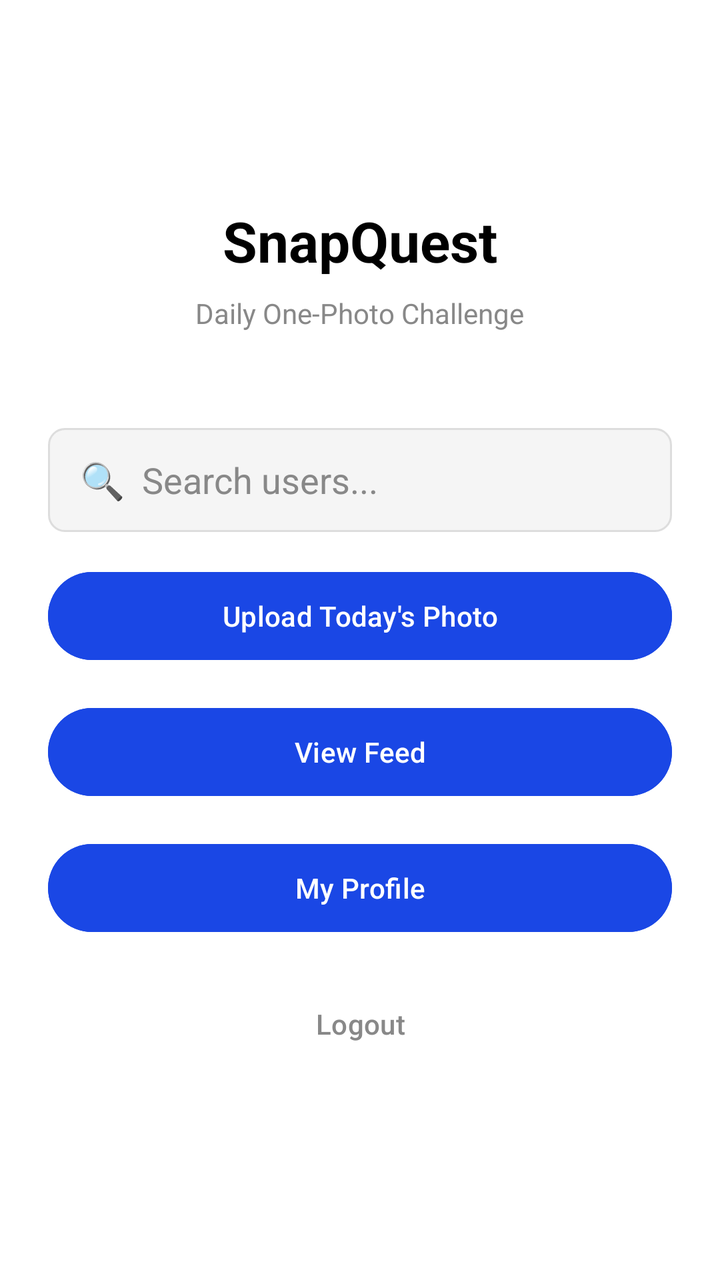
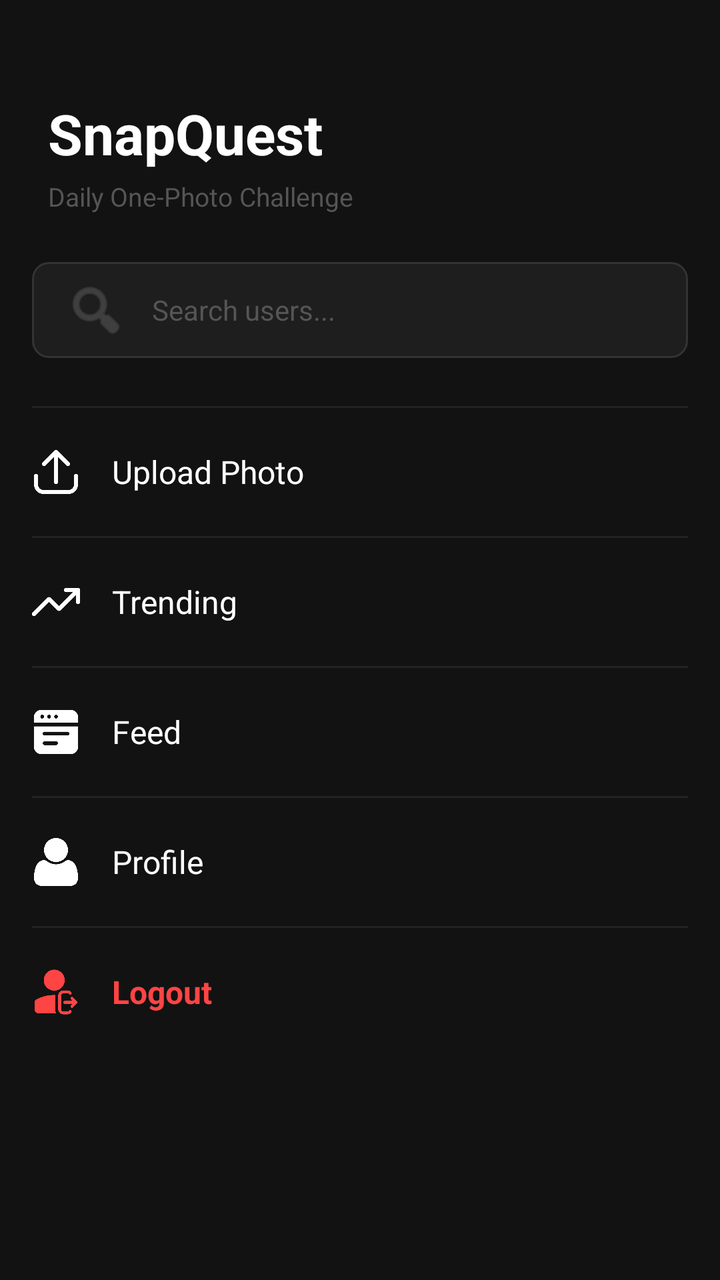

Before-and-after screenshots of an Android layout around one commit, followed by the original layout XML and the change that was made.
<!-- AndroidManifest.xml: application theme Theme.SnapQuest -->
<!-- res/layout/activity_home.xml -->
<?xml version="1.0" encoding="utf-8"?>
<LinearLayout xmlns:android="http://schemas.android.com/apk/res/android"
    android:layout_width="match_parent"
    android:layout_height="match_parent"
    android:orientation="vertical"
    android:background="#FFFFFF"
    android:gravity="center"
    android:padding="24dp">

    <TextView
        android:layout_width="wrap_content"
        android:layout_height="wrap_content"
        android:text="SnapQuest"
        android:textSize="28sp"
        android:textStyle="bold"
        android:textColor="#000000"
        android:layout_marginBottom="8dp"/>

    <TextView
        android:layout_width="wrap_content"
        android:layout_height="wrap_content"
        android:layout_marginBottom="48dp"
        android:text="Daily One-Photo Challenge"
        android:textColor="#888888"
        android:textSize="14sp" />


    <EditText
        android:id="@+id/btnSearch"
        android:layout_width="match_parent"
        android:layout_height="52dp"
        android:hint="🔍  Search users..."
        android:background="@drawable/input_background"
        android:paddingStart="16dp"
        android:paddingEnd="16dp"
        android:textColorHint="#888888"
        android:focusable="false"
        android:clickable="true"
        android:layout_marginBottom="16dp"/>

    <Button
        android:id="@+id/btnUploadPhoto"
        android:layout_width="match_parent"
        android:layout_height="52dp"
        android:text="Upload Today's Photo"
        android:textColor="#FFFFFF"
        android:backgroundTint="#1A47E5"
        android:layout_marginBottom="16dp"/>



    <Button
        android:id="@+id/btnFeed"
        android:layout_width="match_parent"
        android:layout_height="52dp"
        android:text="View Feed"
        android:textColor="#FFFFFF"
        android:backgroundTint="#1A47E5"
        android:layout_marginBottom="16dp"/>

    <Button
        android:id="@+id/btnProfile"
        android:layout_width="match_parent"
        android:layout_height="52dp"
        android:text="My Profile"
        android:textColor="#FFFFFF"
        android:backgroundTint="#1A47E5"
        android:layout_marginBottom="16dp"/>

    <Button
        android:id="@+id/btnLogout"
        android:layout_width="match_parent"
        android:layout_height="52dp"
        android:text="Logout"
        android:textColor="#888888"
        android:backgroundTint="#FFFFFF"/>

</LinearLayout>
<!-- resources referenced by this layout -->
<resources>
  <!-- drawable input_background (drawable) -->
  <?xml version="1.0" encoding="utf-8"?>
  <shape xmlns:android="http://schemas.android.com/apk/res/android"
      android:shape="rectangle">
      <solid android:color="#F5F5F5"/>
      <corners android:radius="8dp"/>
      <stroke
          android:width="1dp"
          android:color="#DDDDDD"/>
  </shape>
  <style name="Theme.SnapQuest" parent="Base.Theme.SnapQuest" />
  <style name="Base.Theme.SnapQuest" parent="Theme.Material3.DayNight.NoActionBar">
          
          
      </style>
</resources>

<!-- the commit's change to res/layout/activity_home.xml (unified diff, before → after) -->
@@ -1,78 +1,186 @@
 <?xml version="1.0" encoding="utf-8"?>
 <LinearLayout xmlns:android="http://schemas.android.com/apk/res/android"
+    xmlns:app="http://schemas.android.com/apk/res-auto"
     android:layout_width="match_parent"
     android:layout_height="match_parent"
     android:orientation="vertical"
-    android:background="#FFFFFF"
-    android:gravity="center"
-    android:padding="24dp">
+    android:background="#121212">
 
     <TextView
-        android:layout_width="wrap_content"
+        android:layout_width="match_parent"
         android:layout_height="wrap_content"
         android:text="SnapQuest"
+        android:textColor="#FFFFFF"
         android:textSize="28sp"
         android:textStyle="bold"
-        android:textColor="#000000"
-        android:layout_marginBottom="8dp"/>
+        android:paddingStart="24dp"
+        android:paddingTop="48dp"
+        android:paddingBottom="4dp"/>
 
     <TextView
-        android:layout_width="wrap_content"
+        android:layout_width="match_parent"
         android:layout_height="wrap_content"
-        android:layout_marginBottom="48dp"
         android:text="Daily One-Photo Challenge"
-        android:textColor="#888888"
-        android:textSize="14sp" />
+        android:textColor="#555555"
+        android:textSize="13sp"
+        android:paddingStart="24dp"
+        android:layout_marginBottom="24dp"/>
 
+    <ScrollView
+        android:layout_width="match_parent"
+        android:layout_height="match_parent">
 
-    <EditText
-        android:id="@+id/btnSearch"
-        android:layout_width="match_parent"
-        android:layout_height="52dp"
-        android:hint="🔍  Search users..."
-        android:background="@drawable/input_background"
-        android:paddingStart="16dp"
-        android:paddingEnd="16dp"
-        android:textColorHint="#888888"
-        android:focusable="false"
-        android:clickable="true"
-        android:layout_marginBottom="16dp"/>
+        <LinearLayout
+            android:layout_width="match_parent"
+            android:layout_height="wrap_content"
+            android:orientation="vertical"
+            android:paddingStart="16dp"
+            android:paddingEnd="16dp">
 
-    <Button
-        android:id="@+id/btnUploadPhoto"
-        android:layout_width="match_parent"
-        android:layout_height="52dp"
-        android:text="Upload Today's Photo"
-        android:textColor="#FFFFFF"
-        android:backgroundTint="#1A47E5"
-        android:layout_marginBottom="16dp"/>
+            <EditText
+                android:id="@+id/btnSearch"
+                android:layout_width="match_parent"
+                android:layout_height="48dp"
+                android:layout_marginBottom="8dp"
+                android:hint="Search users..."
+                android:paddingStart="16dp"
+                android:paddingEnd="16dp"
+                android:textSize="14sp"
+                android:textColorHint="#555555"
+                android:textColor="#FFFFFF"
+                android:focusable="false"
+                android:clickable="true"
+                android:drawableStart="@android:drawable/ic_menu_search"
+                android:drawablePadding="12dp"
+                android:drawableTint="#555555"
+                android:background="@drawable/input_background"/>
 
+            <View android:layout_width="match_parent" android:layout_height="1dp" android:background="#222222" android:layout_marginTop="16dp"/>
 
+            <LinearLayout
+                android:id="@+id/btnUploadPhoto"
+                android:layout_width="match_parent"
+                android:layout_height="64dp"
+                android:gravity="center_vertical"
+                android:clickable="true"
+                android:focusable="true"
+                android:orientation="horizontal"
+                android:background="?attr/selectableItemBackground">
+                <ImageView
+                    android:layout_width="24dp"
+                    android:layout_height="24dp"
+                    android:src="@drawable/upload_icon"
+                    android:layout_marginEnd="16dp"
+                    app:tint="#FFFFFF"/>
+                <TextView
+                    android:layout_width="wrap_content"
+                    android:layout_height="wrap_content"
+                    android:text="Upload Photo"
+                    android:textSize="16sp"
+                    android:textColor="#FFFFFF"/>
+            </LinearLayout>
 
-    <Button
-        android:id="@+id/btnFeed"
-        android:layout_width="match_parent"
-        android:layout_height="52dp"
-        android:text="View Feed"
-        android:textColor="#FFFFFF"
-        android:backgroundTint="#1A47E5"
-        android:layout_marginBottom="16dp"/>
+            <View android:layout_width="match_parent" android:layout_height="1dp" android:background="#222222"/>
 
-    <Button
-        android:id="@+id/btnProfile"
-        android:layout_width="match_parent"
-        android:layout_height="52dp"
-        android:text="My Profile"
-        android:textColor="#FFFFFF"
-        android:backgroundTint="#1A47E5"
-        android:layout_marginBottom="16dp"/>
+            <LinearLayout
+                android:id="@+id/btnTrending"
+                android:layout_width="match_parent"
+                android:layout_height="64dp"
+                android:gravity="center_vertical"
+                android:clickable="true"
+                android:focusable="true"
+                android:orientation="horizontal"
+                android:background="?attr/selectableItemBackground">
+                <ImageView
+                    android:layout_width="24dp"
+                    android:layout_height="24dp"
+                    android:src="@drawable/trend_icon"
+                    android:layout_marginEnd="16dp"
+                    app:tint="#FFFFFF"/>
+                <TextView
+                    android:layout_width="wrap_content"
+                    android:layout_height="wrap_content"
+                    android:text="Trending"
+                    android:textSize="16sp"
+                    android:textColor="#FFFFFF"/>
+            </LinearLayout>
 
-    <Button
-        android:id="@+id/btnLogout"
-        android:layout_width="match_parent"
-        android:layout_height="52dp"
-        android:text="Logout"
-        android:textColor="#888888"
-        android:backgroundTint="#FFFFFF"/>
+            <View android:layout_width="match_parent" android:layout_height="1dp" android:background="#222222"/>
 
+            <LinearLayout
+                android:id="@+id/btnFeed"
+                android:layout_width="match_parent"
+                android:layout_height="64dp"
+                android:gravity="center_vertical"
+                android:clickable="true"
+                android:focusable="true"
+                android:orientation="horizontal"
+                android:background="?attr/selectableItemBackground">
+                <ImageView
+                    android:layout_width="24dp"
+                    android:layout_height="24dp"
+                    android:src="@drawable/feed_icon"
+                    android:layout_marginEnd="16dp"
+                    app:tint="#FFFFFF"/>
+                <TextView
+                    android:layout_width="wrap_content"
+                    android:layout_height="wrap_content"
+                    android:text="Feed"
+                    android:textSize="16sp"
+                    android:textColor="#FFFFFF"/>
+            </LinearLayout>
+
+            <View android:layout_width="match_parent" android:layout_height="1dp" android:background="#222222"/>
+
+            <LinearLayout
+                android:id="@+id/btnProfile"
+                android:layout_width="match_parent"
+                android:layout_height="64dp"
+                android:gravity="center_vertical"
+                android:clickable="true"
+                android:focusable="true"
+                android:orientation="horizontal"
+                android:background="?attr/selectableItemBackground">
+                <ImageView
+                    android:layout_width="24dp"
+                    android:layout_height="24dp"
+                    android:src="@drawable/profile_icon"
+                    android:layout_marginEnd="16dp"
+                    app:tint="#FFFFFF"/>
+                <TextView
+                    android:layout_width="wrap_content"
+                    android:layout_height="wrap_content"
+                    android:text="Profile"
+                    android:textSize="16sp"
+                    android:textColor="#FFFFFF"/>
+            </LinearLayout>
+
+            <View android:layout_width="match_parent" android:layout_height="1dp" android:background="#222222"/>
+
+            <LinearLayout
+                android:id="@+id/btnLogout"
+                android:layout_width="match_parent"
+                android:layout_height="64dp"
+                android:gravity="center_vertical"
+                android:clickable="true"
+                android:focusable="true"
+                android:orientation="horizontal"
+                android:background="?attr/selectableItemBackground">
+                <ImageView
+                    android:layout_width="24dp"
+                    android:layout_height="24dp"
+                    android:src="@drawable/logout_icon"
+                    android:layout_marginEnd="16dp"
+                    app:tint="#FF4444"/>
+                <TextView
+                    android:layout_width="wrap_content"
+                    android:layout_height="wrap_content"
+                    android:text="Logout"
+                    android:textSize="16sp"
+                    android:textColor="#FF4444"
+                    android:textStyle="bold"/>
+            </LinearLayout>
+
+        </LinearLayout>
+    </ScrollView>
 </LinearLayout>
<!-- resource entries referenced after the edit -->
@@ -1,15 +1,18 @@
 <!-- resources referenced by this layout -->
 <resources>
+  <!-- drawable feed_icon: png bitmap (drawable, 8129 bytes) -->
   <!-- drawable input_background (drawable) -->
   <?xml version="1.0" encoding="utf-8"?>
   <shape xmlns:android="http://schemas.android.com/apk/res/android"
       android:shape="rectangle">
-      <solid android:color="#F5F5F5"/>
+      <solid android:color="#1E1E1E"/>
+      <stroke android:width="1dp" android:color="#333333"/>
       <corners android:radius="8dp"/>
-      <stroke
-          android:width="1dp"
-          android:color="#DDDDDD"/>
   </shape>
+  <!-- drawable logout_icon: png bitmap (drawable, 10584 bytes) -->
+  <!-- drawable profile_icon: png bitmap (drawable, 5903 bytes) -->
+  <!-- drawable trend_icon: png bitmap (drawable, 4695 bytes) -->
+  <!-- drawable upload_icon: png bitmap (drawable, 7808 bytes) -->
   <style name="Theme.SnapQuest" parent="Base.Theme.SnapQuest" />
   <style name="Base.Theme.SnapQuest" parent="Theme.Material3.DayNight.NoActionBar">
           
